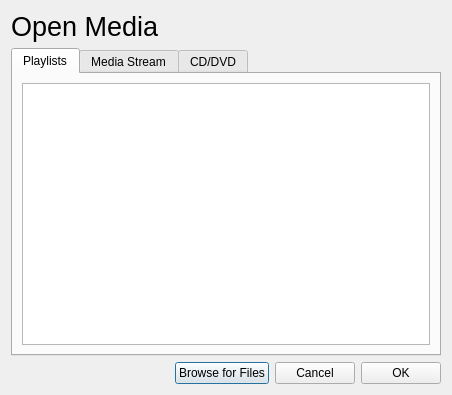
Qt form openmedia.ui (kaylinDevelopment/themedia) before a commit.
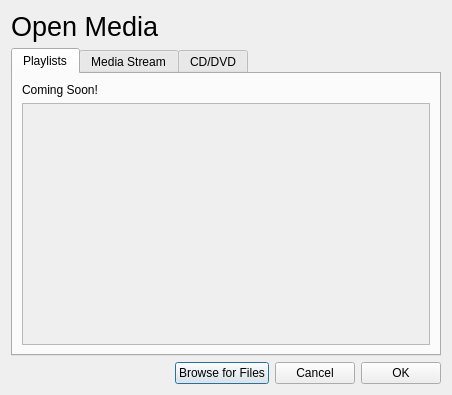
The same form after that commit. The open tabs and pages were chosen to show the change. Icons and pictures are not drawn.

```diff
--- a/openmedia.ui
+++ b/openmedia.ui
@@ -46,7 +46,18 @@
       </attribute>
       <layout class="QVBoxLayout" name="verticalLayout_2">
        <item>
-        <widget class="QListView" name="listView"/>
+        <widget class="QLabel" name="label_3">
+         <property name="text">
+          <string>Coming Soon!</string>
+         </property>
+        </widget>
+       </item>
+       <item>
+        <widget class="QListView" name="listView">
+         <property name="enabled">
+          <bool>false</bool>
+         </property>
+        </widget>
        </item>
       </layout>
      </widget>
```
Left out of the diff: 2 changed lines with no effect on the pictures.
